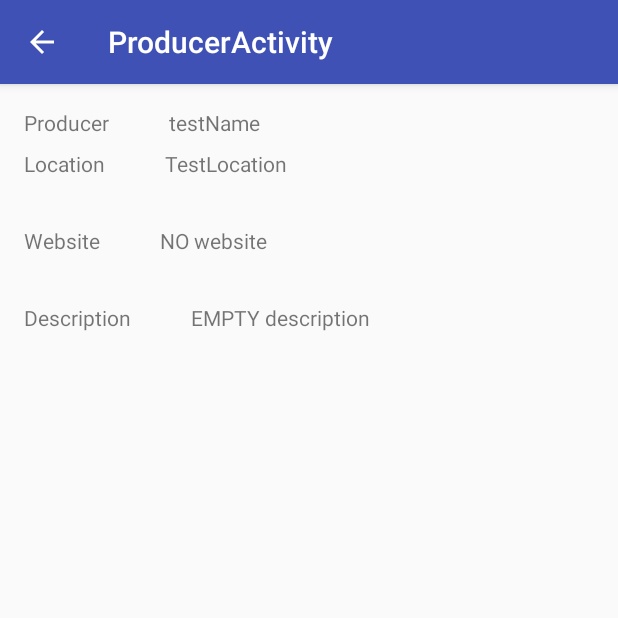
After one commit to fbartnitzek/TasteEmAll, an Android app: the ShowProducerActivity screen opened directly, with no data from a screen before it, on a phone screen of 412 x 824 dp, the top half of it. The commit adds this screen. Run offline under Robolectric (Android 15) with nearby library versions, the phone set to English and light mode, and no system bars; 1 statement that could not run was skipped.

Commit message:
completed ProducerActivities, some fixes - added ShowProducerView and some renaming (now add and view works for Producers) - refresh and searching in MainView works as expected - working back button in both ProducerActivities - change title to ProducerName in ShowProducerView - just simple layouts for now - ContentUri optimization in ContentProvider

```diff
--- a/app/src/main/AndroidManifest.xml
+++ b/app/src/main/AndroidManifest.xml
@@ -26,7 +26,7 @@
             android:authorities="fbartnitzek.tasteemall"/>
 
         <activity
-            android:name=".ProducerActivity"
+            android:name=".ShowProducerActivity"
             android:label="@string/title_activity_producer"
             android:parentActivityName=".MainActivity"
             android:theme="@style/AppTheme.NoActionBar">
--- /dev/null
+++ b/app/src/main/java/com/example/fbartnitzek/tasteemall/ShowProducerActivity.java
@@ -0,0 +1,45 @@
+package com.example.fbartnitzek.tasteemall;
+
+import android.os.Bundle;
+import android.support.v7.app.AppCompatActivity;
+import android.support.v7.widget.Toolbar;
+import android.util.Log;
+
+public class ShowProducerActivity extends AppCompatActivity {
+
+    private static final String FRAGMENT_TAG = "SHOW_PRODUCER_TAG";
+    private static final String LOG_TAG = ShowProducerActivity.class.getName();
+    public static final String EXTRA_PRODUCER_URI = "EXTRA_PRODUCER_URI";
+
+    @Override
+    protected void onCreate(Bundle savedInstanceState) {
+        super.onCreate(savedInstanceState);
+        Log.v(LOG_TAG, "onCreate, " + "savedInstanceState = [" + savedInstanceState + "]");
+        setContentView(R.layout.activity_show_producer);
+
+        Toolbar toolbar = (Toolbar) findViewById(R.id.toolbar);
+        setSupportActionBar(toolbar);
+
+        if (getSupportActionBar() != null) {
+            Log.v(LOG_TAG, "onCreate - supportActionBar ready, hashCode=" + this.hashCode() + ", " + "savedInstanceState = [" + savedInstanceState + "]");
+            getSupportActionBar().setDisplayHomeAsUpEnabled(true);
+            getSupportActionBar().setHomeButtonEnabled(true);
+        } else {
+            Log.v(LOG_TAG, "onCreate - supportActionBar not ready... , hashCode=" + this.hashCode() + ", " + "savedInstanceState = [" + savedInstanceState + "]");
+        }
+
+        Bundle args = new Bundle();
+        args.putParcelable(EXTRA_PRODUCER_URI, getIntent().getData());
+
+        ShowProducerFragment fragment = new ShowProducerFragment();
+        fragment.setArguments(args);
+
+        if (savedInstanceState == null) {
+            getSupportFragmentManager().beginTransaction()
+                    .add(R.id.producer_container, fragment, FRAGMENT_TAG)
+                    .commit();
+        }
+
+    }
+
+}
--- /dev/null
+++ b/app/src/main/java/com/example/fbartnitzek/tasteemall/ShowProducerFragment.java
@@ -0,0 +1,128 @@
+package com.example.fbartnitzek.tasteemall;
+
+import android.database.Cursor;
+import android.net.Uri;
+import android.os.Bundle;
+import android.support.annotation.Nullable;
+import android.support.v4.app.Fragment;
+import android.support.v4.app.LoaderManager;
+import android.support.v4.content.CursorLoader;
+import android.support.v4.content.Loader;
+import android.support.v7.app.AppCompatActivity;
+import android.util.Log;
+import android.view.LayoutInflater;
+import android.view.View;
+import android.view.ViewGroup;
+import android.widget.TextView;
+
+import com.example.fbartnitzek.tasteemall.data.DatabaseContract.*;
+import com.example.fbartnitzek.tasteemall.data.pojo.Producer;
+
+
+/**
+ * A placeholder fragment containing a simple view.
+ */
+public class ShowProducerFragment extends Fragment implements LoaderManager.LoaderCallbacks<Cursor> {
+
+    private static final String LOG_TAG = ShowProducerFragment.class.getName();
+
+    private static final String[] DETAIL_COLUMNS = {
+            ProducerEntry.TABLE_NAME + "." + ProducerEntry._ID,
+            Producer.PRODUCER_ID,
+            Producer.NAME,
+            Producer.DESCRIPTION,
+            Producer.WEBSITE,
+            Producer.LOCATION
+    };
+
+    static final int COL_PRODUCER__ID = 0;
+    static final int COL_PRODUCER_ID = 1;
+    static final int COL_PRODUCER_NAME = 2;
+    static final int COL_PRODUCER_DESCRIPTION = 3;
+    static final int COL_PRODUCER_WEBSITE = 4;
+    static final int COL_PRODUCER_LOCATION = 5;
+    private static final int SHOW_PRODUCER_LOADER_ID = 42;
+
+    private TextView mProducerNameView;
+    private TextView mProducerLocationView;
+    private TextView mProducerDescriptionView;
+    private TextView mProducerWebsiteView;
+    private Uri mUri;
+
+    public ShowProducerFragment() {
+        Log.v(LOG_TAG, "ShowProducerFragment, " + "");
+        setHasOptionsMenu(true);    // maybe needed later...
+    }
+
+    @Override
+    public View onCreateView(LayoutInflater inflater, ViewGroup container,
+                             Bundle savedInstanceState) {
+        Log.v(LOG_TAG, "onCreateView, " + "inflater = [" + inflater + "], container = [" + container + "], savedInstanceState = [" + savedInstanceState + "]");
+        View rootView = inflater.inflate(R.layout.fragment_show_producer, container, false);
+
+        Bundle args = getArguments();
+        if (args == null){
+            Log.v(LOG_TAG, "onCreateView, " + "without args - something went wrong...");
+        } else {
+            if (args.containsKey(ShowProducerActivity.EXTRA_PRODUCER_URI)) {
+                mUri = args.getParcelable(ShowProducerActivity.EXTRA_PRODUCER_URI);
+                Log.v(LOG_TAG, "onCreateView, mUri=" + mUri + ", hashCode=" + this.hashCode() + ", " + "inflater = [" + inflater + "], container = [" + container + "], savedInstanceState = [" + savedInstanceState + "]");
+            }
+        }
+
+        mProducerNameView = (TextView) rootView.findViewById(R.id.producer_name);
+        mProducerLocationView = (TextView) rootView.findViewById(R.id.producer_location);
+        mProducerDescriptionView = (TextView) rootView.findViewById(R.id.producer_description);
+        mProducerWebsiteView = (TextView) rootView.findViewById(R.id.producer_website);
+
+        return rootView;
+    }
+
+    @Override
+    public void onActivityCreated(@Nullable Bundle savedInstanceState) {
+        Log.v(LOG_TAG, "onActivityCreated, hashCode=" + this.hashCode() + ", " + "savedInstanceState = [" + savedInstanceState + "]");
+        getLoaderManager().initLoader(SHOW_PRODUCER_LOADER_ID, null, this);
+        super.onActivityCreated(savedInstanceState);
+    }
+
+    @Override
+    public Loader<Cursor> onCreateLoader(int id, Bundle args) {
+
+        Log.v(LOG_TAG, "onCreateLoader, mUri=" + mUri + ", hashCode=" + this.hashCode() + ", " + "id = [" + id + "], args = [" + args + "]");
+        if (mUri != null) {
+            return new CursorLoader(
+                    getActivity(),
+                    mUri,
+                    DETAIL_COLUMNS,
+                    null,
+                    null,
+                    null);
+        }
+
+        return null;
+    }
+
+    @Override
+    public void onLoadFinished(Loader<Cursor> loader, Cursor data) {
+        Log.v(LOG_TAG, "onLoadFinished, hashCode=" + this.hashCode() + ", " + "loader = [" + loader + "], data = [" + data + "]");
+
+        if (data != null && data.moveToFirst()) {
+            // variables not really needed - optimize later...
+            String name = data.getString(COL_PRODUCER_NAME);
+            mProducerNameView.setText(name);
+            String location = data.getString(COL_PRODUCER_LOCATION);
+            mProducerLocationView.setText(location);
+            String website = data.getString(COL_PRODUCER_WEBSITE);
+            mProducerWebsiteView.setText(website);
+            String desciption = data.getString(COL_PRODUCER_DESCRIPTION);
+            mProducerDescriptionView.setText(desciption);
+            ((AppCompatActivity) getActivity()).getSupportActionBar().setTitle(name);
+            Log.v(LOG_TAG, "onLoadFinished, name=" + name + ", location=" + location + ", " + "website= [" + website+ "], description= [" + desciption+ "]");
+        }
+    }
+
+    @Override
+    public void onLoaderReset(Loader<Cursor> loader) {
+        Log.v(LOG_TAG, "onLoaderReset, hashCode=" + this.hashCode() + ", " + "loader = [" + loader + "]");
+    }
+}
--- a/app/src/main/java/com/example/fbartnitzek/tasteemall/data/DatabaseHelper.java
+++ b/app/src/main/java/com/example/fbartnitzek/tasteemall/data/DatabaseHelper.java
@@ -112,6 +112,7 @@ public class DatabaseHelper extends SQLiteOpenHelper {
 
                 + Review.DRINK_ID + " TEXT NOT NULL,"
                 + Review.LOCATION + " TEXT,"
+                // TODO: USER!
 
                 + "FOREIGN KEY (" + Review.DRINK_ID + ") REFERENCES "
                 + DrinkEntry.TABLE_NAME + " (" + Drink.DRINK_ID + "),"
--- a/app/src/main/res/layout/activity_producer.xml
+++ b/app/src/main/res/layout/activity_show_producer.xml
@@ -6,7 +6,7 @@
     android:layout_width="match_parent"
     android:layout_height="match_parent"
     android:fitsSystemWindows="true"
-    tools:context=".ProducerActivity">
+    tools:context=".ShowProducerActivity">
 
     <android.support.design.widget.AppBarLayout
         android:layout_width="match_parent"
--- a/app/src/main/res/layout/content_producer.xml
+++ b/app/src/main/res/layout/content_producer.xml
@@ -1,4 +1,4 @@
-<FrameLayout android:id="@+id/brewery_container"
+<FrameLayout android:id="@+id/producer_container"
           xmlns:android="http://schemas.android.com/apk/res/android"
           xmlns:app="http://schemas.android.com/apk/res-auto"
           xmlns:tools="http://schemas.android.com/tools"
--- /dev/null
+++ b/app/src/main/res/layout/fragment_show_producer.xml
@@ -0,0 +1,94 @@
+<LinearLayout xmlns:android="http://schemas.android.com/apk/res/android"
+              xmlns:tools="http://schemas.android.com/tools"
+              android:layout_width="match_parent"
+              android:layout_height="match_parent"
+              android:orientation="vertical"
+              android:padding="16dp"
+              tools:context=".ShowProducerFragment"
+              tools:showIn="@layout/fragment_show_producer">
+
+    <LinearLayout
+        android:layout_width="match_parent"
+        android:layout_height="wrap_content"
+        android:orientation="horizontal">
+
+        <TextView
+            android:id="@+id/label_producer_name"
+            android:layout_width="wrap_content"
+            android:layout_height="wrap_content"
+            android:layout_gravity="center"
+            android:paddingBottom="8dp"
+            android:paddingRight="40dp"
+            android:text="Producer"/>
+
+        <TextView
+            android:id="@+id/producer_name"
+            android:layout_width="wrap_content"
+            android:layout_height="wrap_content"
+            android:layout_gravity="center"
+            android:paddingBottom="8dp"
+            android:text="testName"/>
+    </LinearLayout>
+
+    <LinearLayout
+        android:layout_width="match_parent"
+        android:layout_height="wrap_content"
+        android:orientation="horizontal"
+        android:paddingBottom="32dp">
+
+        <TextView
+            android:id="@+id/label_producer_location"
+            android:layout_width="wrap_content"
+            android:layout_height="wrap_content"
+            android:paddingRight="40dp"
+            android:text="Location"/>
+
+        <TextView
+            android:id="@+id/producer_location"
+            android:layout_width="wrap_content"
+            android:layout_height="wrap_content"
+            android:text="TestLocation"/>
+    </LinearLayout>
+
+    <LinearLayout
+        android:layout_width="match_parent"
+        android:layout_height="wrap_content"
+        android:orientation="horizontal"
+        android:paddingBottom="32dp">
+
+        <TextView
+            android:id="@+id/label_producer_website"
+            android:layout_width="wrap_content"
+            android:layout_height="wrap_content"
+            android:paddingRight="40dp"
+            android:text="Website"/>
+
+        <TextView
+            android:id="@+id/producer_website"
+            android:layout_width="wrap_content"
+            android:layout_height="wrap_content"
+            android:text="NO website"/>
+
+    </LinearLayout>
+
+    <LinearLayout
+        android:layout_width="match_parent"
+        android:layout_height="wrap_content"
+        android:orientation="horizontal"
+        android:paddingBottom="32dp">
+
+        <TextView
+            android:id="@+id/label_producer_description"
+            android:layout_width="wrap_content"
+            android:layout_height="wrap_content"
+            android:paddingRight="40dp"
+            android:text="Description"/>
+
+        <TextView
+            android:id="@+id/producer_description"
+            android:layout_width="wrap_content"
+            android:layout_height="wrap_content"
+            android:text="EMPTY description"/>
+    </LinearLayout>
+
+</LinearLayout>
--- a/app/src/main/res/menu/menu_brewery.xml
+++ b/app/src/main/res/menu/menu_brewery.xml
@@ -1,7 +1,7 @@
 <menu xmlns:android="http://schemas.android.com/apk/res/android"
       xmlns:app="http://schemas.android.com/apk/res-auto"
       xmlns:tools="http://schemas.android.com/tools"
-      tools:context=".ProducerActivity">
+      tools:context=".ShowProducerActivity">
     <item
         android:id="@+id/action_settings"
         android:orderInCategory="100"
```
Also changed, not shown: app/src/main/java/com/example/fbartnitzek/tasteemall/AddProducerFragment.java (+1 -7 lines), app/src/main/java/com/example/fbartnitzek/tasteemall/MainActivity.java (+6 -27 lines), app/src/main/java/com/example/fbartnitzek/tasteemall/MainFragment.java (+27 -34 lines), app/src/main/java/com/example/fbartnitzek/tasteemall/ProducerActivity.java (deleted, +0 -52 lines), app/src/main/java/com/example/fbartnitzek/tasteemall/ProducerActivityFragment.java (deleted, +0 -109 lines), app/src/main/java/com/example/fbartnitzek/tasteemall/ProducerAdapter.java (+8 -5 lines), app/src/main/java/com/example/fbartnitzek/tasteemall/data/DatabaseContract.java (+7 -3 lines), app/src/main/java/com/example/fbartnitzek/tasteemall/data/DatabaseProvider.java (+21 -4 lines), app/src/main/res/layout/fragment_producer.xml (deleted, +0 -87 lines), 1 other file.
